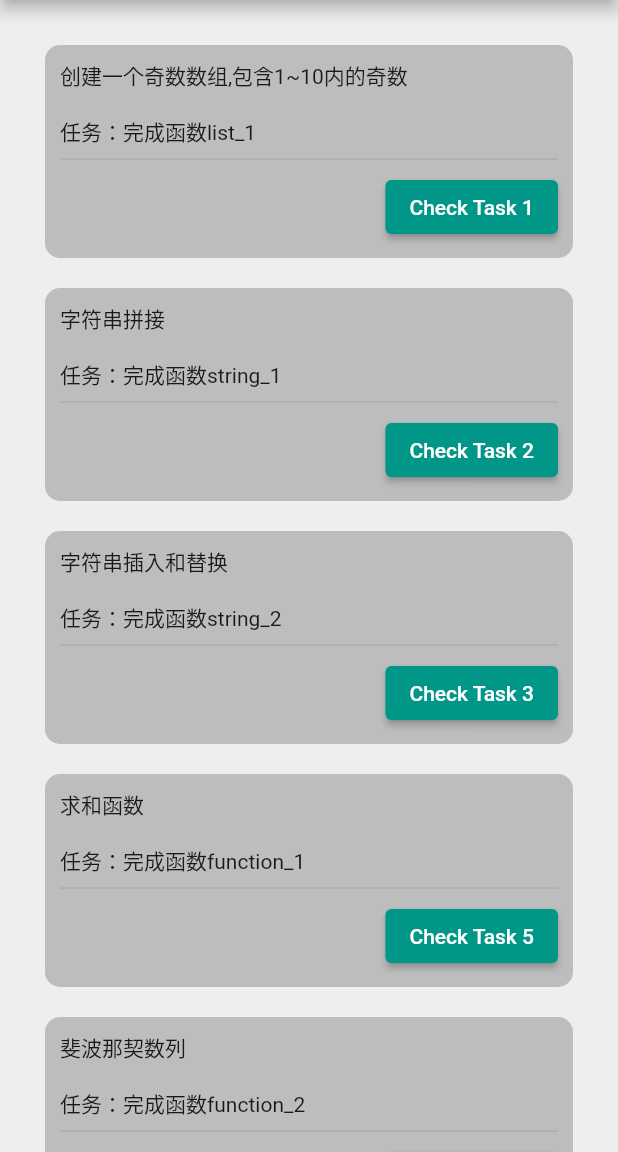
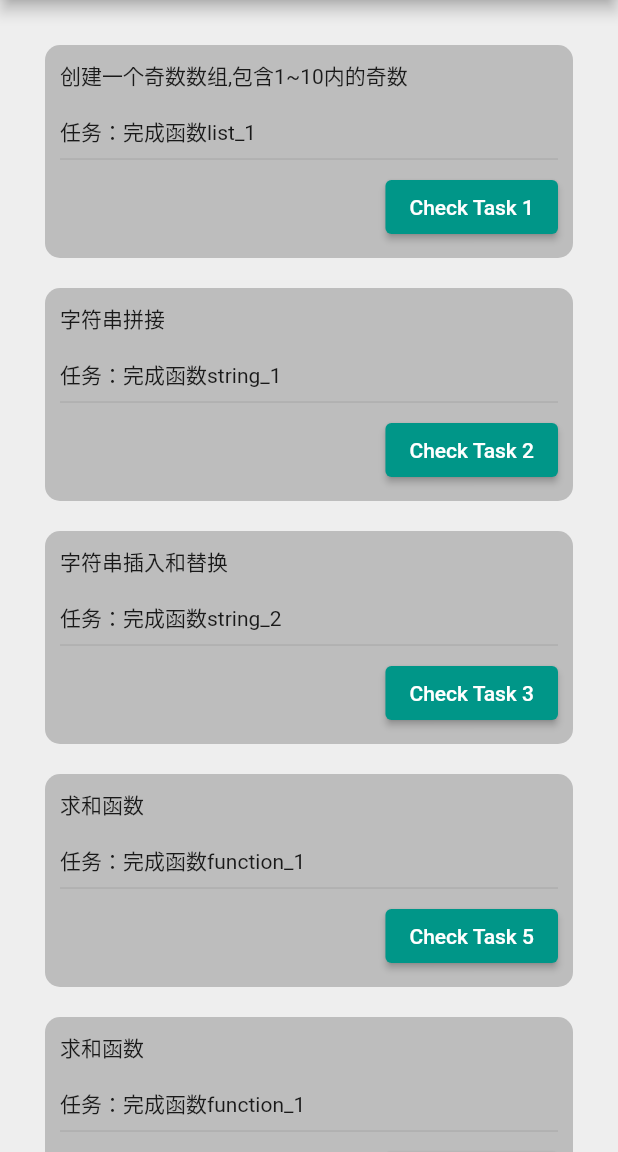
Before and after one commit to coolhandsomepullthewind/test, a Flutter app: the screen it shows after launch, on a phone screen of 412 x 824 dp, the part 84-1236 px from its top. Run offline on Flutter 3.47's test engine with Material 2 defaults, Android fonts, the phone set to English and light mode, and no system bars.

Commit message:
feature:添加了一行代码

```diff
--- a/lib/main.dart
+++ b/lib/main.dart
@@ -29,6 +29,7 @@ class MyApp extends StatelessWidget {
               Task(2, "字符串拼接\n\n任务：完成函数string_1", string_1),
               Task(3, "字符串插入和替换\n\n任务：完成函数string_2", string_2),
               //Task(4, "映射\n\n任务： 完成函数map_1", map_1),
+              Task(5, "求和函数\n\n任务：完成函数function_1", function_1),
               Task(5, "求和函数\n\n任务：完成函数function_1", function_1),
               Task(6, "斐波那契数列\n\n任务：完成函数function_2", function_2),
               Task(7, "创建一个名为 Rectangle 的类\n\n任务：完成函数class_1", class_1),
```
